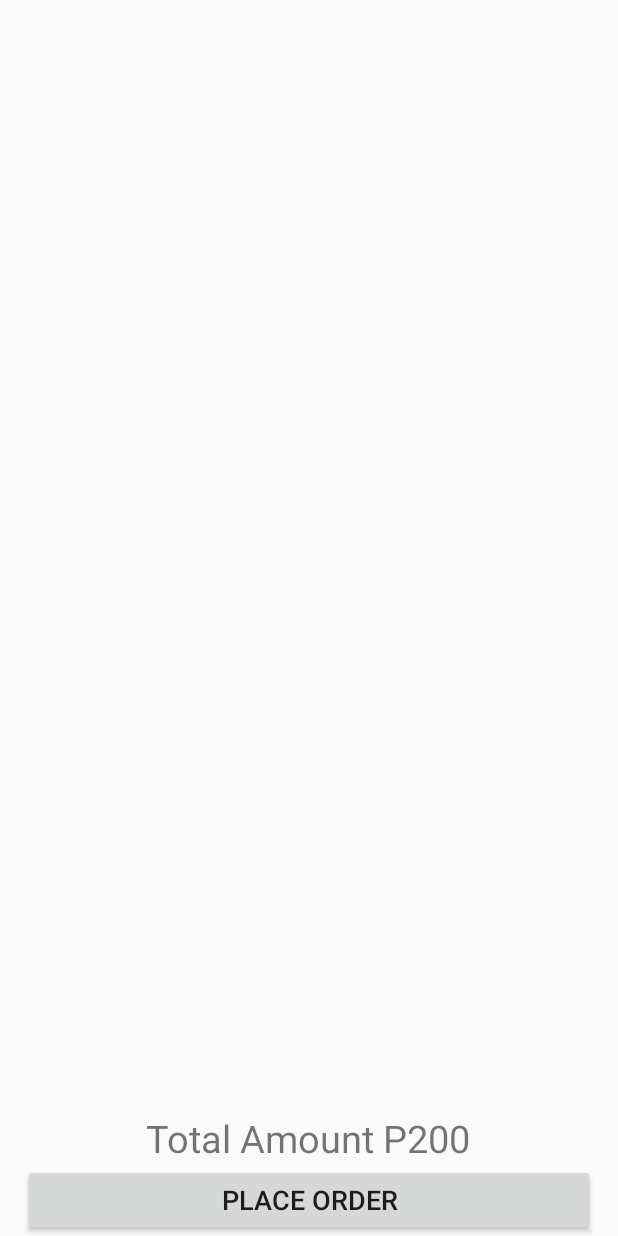
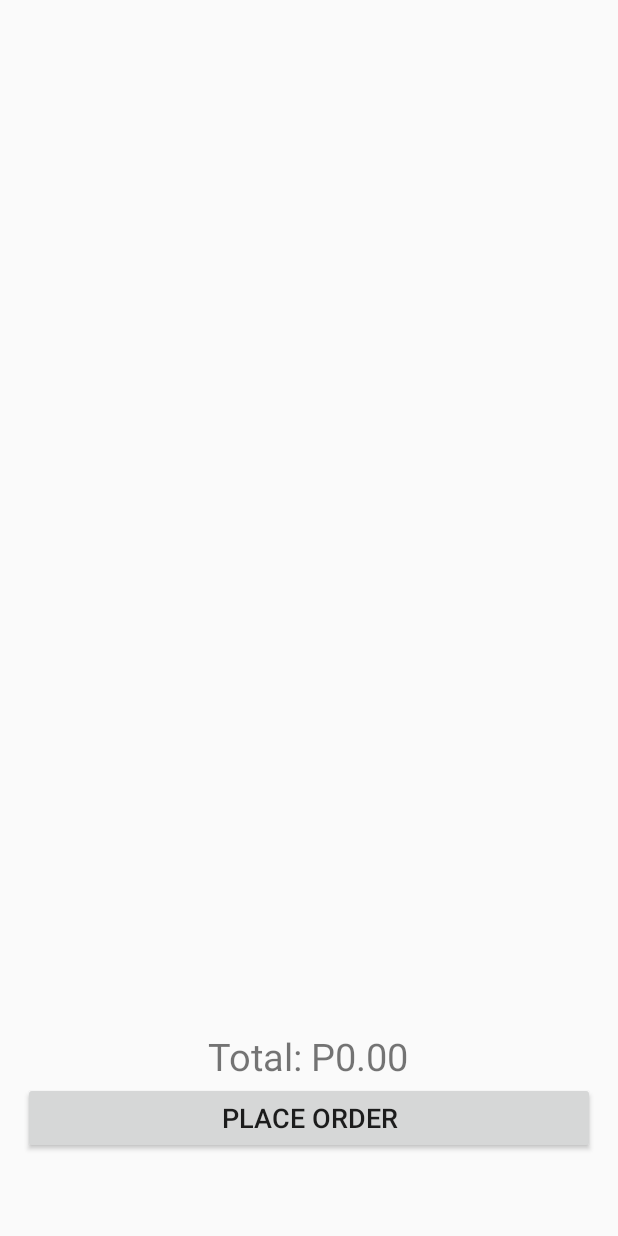
Before and after one commit to jinri48/skyranch_draft, an Android app: the Cart screen opened directly, with no data from a screen before it, on a phone screen of 412 x 824 dp. Run offline under Robolectric (Android 15) with nearby library versions, the phone set to English and light mode, and no system bars; our stand-ins replace Picasso; pictures from the network do not load.

Commit message:
converted to POJO to JSON on place order

```diff
--- a/app/src/main/java/com/example/elijah/skyranch_draft/Cart.java
+++ b/app/src/main/java/com/example/elijah/skyranch_draft/Cart.java
@@ -4,18 +4,27 @@ import android.support.v7.app.AppCompatActivity;
 import android.os.Bundle;
 import android.support.v7.widget.LinearLayoutManager;
 import android.support.v7.widget.RecyclerView;
+import android.util.Log;
+import android.view.View;
+import android.widget.Button;
 import android.widget.TextView;
+
+import com.google.gson.Gson;
 
 import java.util.ArrayList;
 import java.util.List;
 
 public class Cart extends AppCompatActivity{
+    private static final String TAG = Cart.class.getSimpleName();
     private DatabaseHelper mDBHelper;
 
     private RecyclerView mRecyclerView;
     private ArrayList<OrderItem> mCartItems;
     private CartAdapter mAdapter;
-    TextView tvCartPriceTotal;
+    static TextView tvCartPriceTotal;
+    private Button tvPlaceHolder;
+
+
     @Override
     protected void onCreate(Bundle savedInstanceState) {
         super.onCreate(savedInstanceState);
@@ -31,17 +40,25 @@ public class Cart extends AppCompatActivity{
         mRecyclerView.setAdapter(mAdapter);
 
         tvCartPriceTotal = findViewById(R.id.tvCartPriceTotal);
-//        tvCartPriceTotal.setText("Total: P" +String.format ("%,.2f", getTotalItems(mCartItems)));
+        tvCartPriceTotal.setText("Total: P" +String.format ("%,.2f", mAdapter.getTotalItems(mCartItems)));
+
+        final TextView tvSampData = findViewById(R.id.tvCartData);
+        tvPlaceHolder = findViewById(R.id.bPlaceOrder);
+        tvPlaceHolder.setOnClickListener(new View.OnClickListener() {
+            @Override
+            public void onClick(View v) {
+                Gson gson = new Gson();
+                String placedOrders = gson.toJson(mCartItems);
+                Log.d(TAG, "onClick: " +placedOrders);
+//                tvSampData.setText(placedOrders);
+            }
+        });
+
+    }
 
 
 
 
 
-//        TextView tvSampData = findViewById(R.id.tvCartData);
-//        tvSampData.setText(mDBHelper.getCart_samp().toString());
-    }
-
-
-
 
 }
--- a/app/src/main/java/com/example/elijah/skyranch_draft/LoginActivity.java
+++ b/app/src/main/java/com/example/elijah/skyranch_draft/LoginActivity.java
@@ -118,6 +118,7 @@ public class LoginActivity extends AppCompatActivity {
                             }
                         } catch (JSONException e) {
                             e.printStackTrace();
+                            Log.d(TAG, "onResponse:for login " +e.getMessage());
                         }
 
 
--- a/app/src/main/java/com/example/elijah/skyranch_draft/OrderHeader.java
+++ b/app/src/main/java/com/example/elijah/skyranch_draft/OrderHeader.java
@@ -1,6 +1,12 @@
 package com.example.elijah.skyranch_draft;
 
+import java.util.ArrayList;
+
 public class OrderHeader {
+
     private long id;
+    private ArrayList<OrderItem> orderDetail;
+    private double total;
+
 
 }
--- /dev/null
+++ b/app/src/main/res/drawable/ic_shopping_cart_primary_24dp.xml
@@ -0,0 +1,5 @@
+<vector android:height="24dp" android:tint="#FF138A"
+    android:viewportHeight="24.0" android:viewportWidth="24.0"
+    android:width="24dp" xmlns:android="http://schemas.android.com/apk/res/android">
+    <path android:fillColor="#FF000000" android:pathData="M7,18c-1.1,0 -1.99,0.9 -1.99,2S5.9,22 7,22s2,-0.9 2,-2 -0.9,-2 -2,-2zM1,2v2h2l3.6,7.59 -1.35,2.45c-0.16,0.28 -0.25,0.61 -0.25,0.96 0,1.1 0.9,2 2,2h12v-2L7.42,15c-0.14,0 -0.25,-0.11 -0.25,-0.25l0.03,-0.12 0.9,-1.63h7.45c0.75,0 1.41,-0.41 1.75,-1.03l3.58,-6.49c0.08,-0.14 0.12,-0.31 0.12,-0.48 0,-0.55 -0.45,-1 -1,-1L5.21,4l-0.94,-2L1,2zM17,18c-1.1,0 -1.99,0.9 -1.99,2s0.89,2 1.99,2 2,-0.9 2,-2 -0.9,-2 -2,-2z"/>
+</vector>
--- a/app/src/main/res/layout/activity_cart.xml
+++ b/app/src/main/res/layout/activity_cart.xml
@@ -37,7 +37,19 @@
         android:textSize="18sp"
         android:layout_marginHorizontal="15dp"
         android:layout_gravity="center|bottom"
-        android:text="Place Order">
+        android:text="Place Order"
+        android:id="@+id/bPlaceOrder">
 
     </Button>
+    <TextView
+        android:id="@+id/tvCartData"
+        android:layout_width="wrap_content"
+        android:layout_height="wrap_content"
+        android:textSize="25sp"
+        android:layout_gravity="center|bottom"
+        android:gravity="bottom"
+        android:layout_weight="0"
+        android:layout_marginTop="20dp"
+        android:text=""/>
+
 </LinearLayout>
```
Also changed, not shown: app/build.gradle (+10 -4 lines), app/src/main/java/com/example/elijah/skyranch_draft/CartAdapter.java (+13 -6 lines), app/src/main/java/com/example/elijah/skyranch_draft/DatabaseHelper.java (+14 -8 lines), app/src/main/java/com/example/elijah/skyranch_draft/OrderItem.java (+8 -8 lines), app/src/main/res/layout/cart_item.xml (+7 -4 lines).
